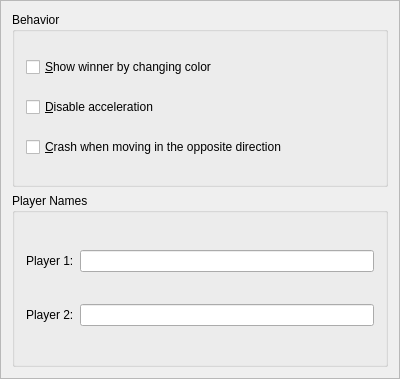
KDE/ksnakeduel, file general.ui: the form before one commit.
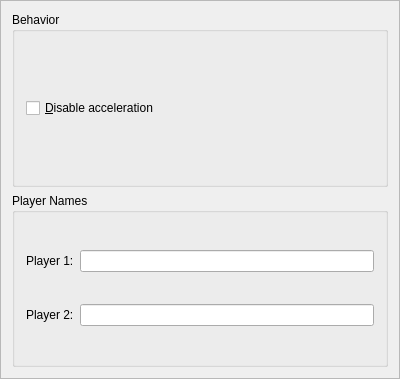
The form after the commit.

Patch:
```diff
--- a/general.ui
+++ b/general.ui
@@ -34,13 +34,6 @@
          <string>Behavior</string>
         </property>
         <layout class="QVBoxLayout" >
-         <item>
-          <widget class="QCheckBox" name="kcfg_ChangeWinnerColor" >
-           <property name="text" >
-            <string>&amp;Show winner by changing color</string>
-           </property>
-          </widget>
-         </item>
          <item>
           <widget class="QCheckBox" name="kcfg_AcceleratorBlocked" >
            <property name="text" >
@@ -48,13 +41,6 @@
            </property>
           </widget>
          </item>
-         <item>
-          <widget class="QCheckBox" name="kcfg_OppositeDirCrashes" >
-           <property name="text" >
-            <string>&amp;Crash when moving in the opposite direction</string>
-           </property>
-          </widget>
-         </item>
         </layout>
        </widget>
       </item>
```
Left out of the diff: 4 changed lines with no effect on the pictures.
